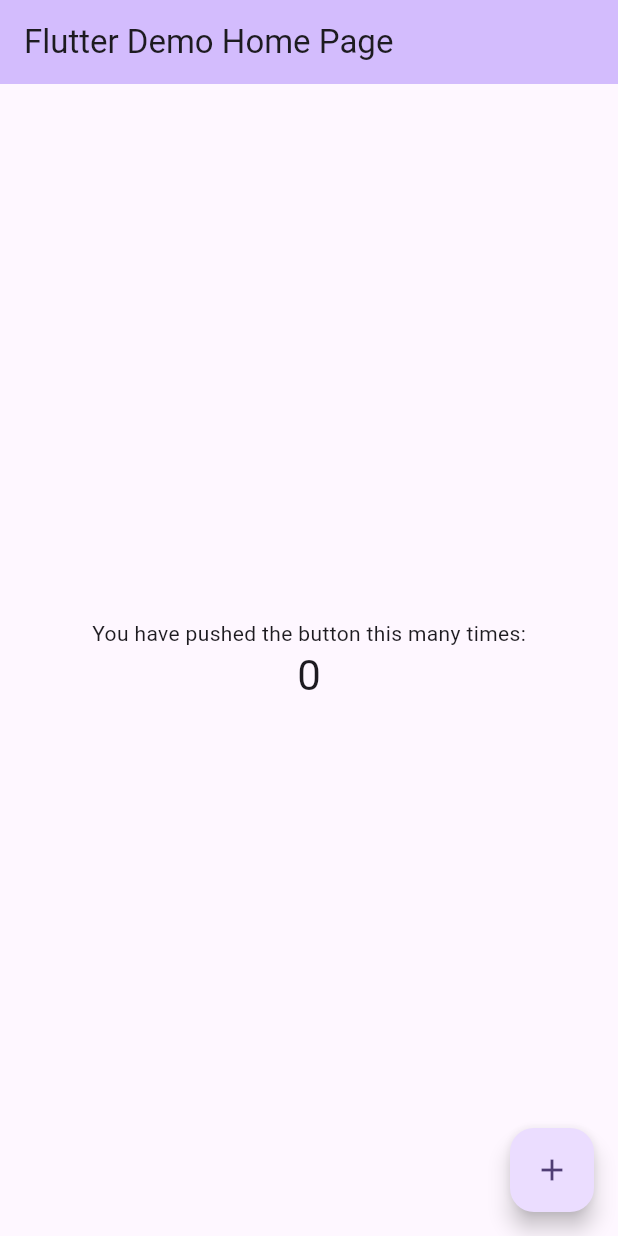
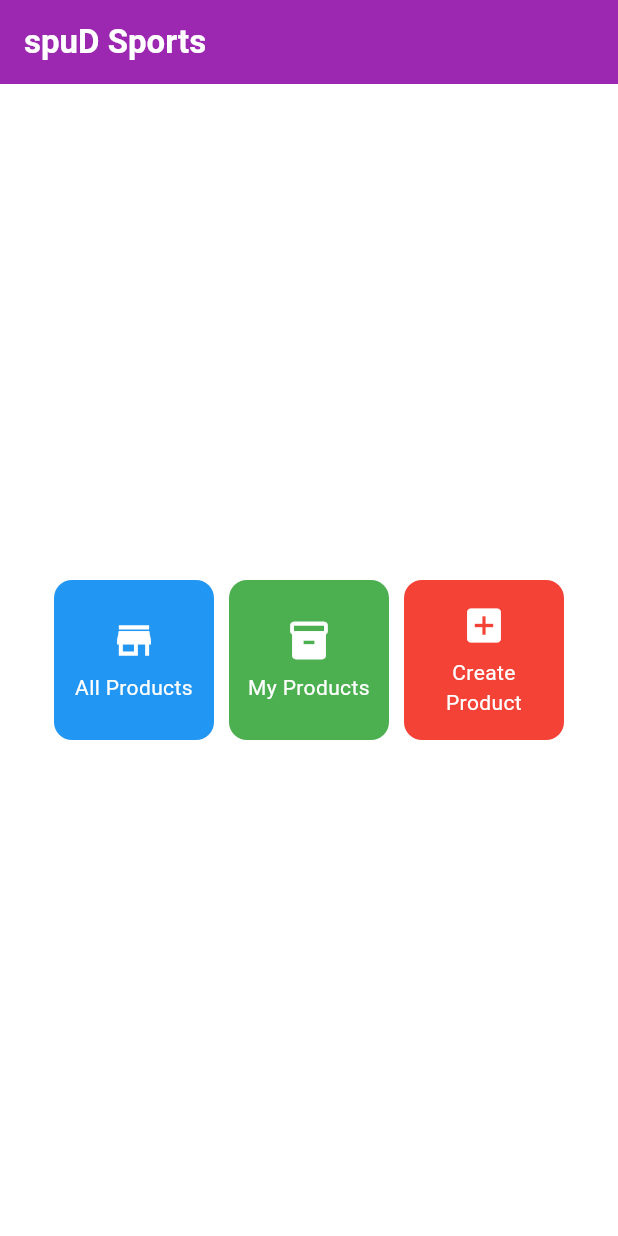
Before and after one commit to AmmarUI/spuD-sports-mobile, a Flutter app: the screen it shows after launch, on a phone screen of 412 x 824 dp. Run offline on Flutter 3.47's test engine with Material 3 defaults, Android fonts, the phone set to English and light mode, and no system bars.

Commit message:
start of project, finishing tugas, simple buttons

```diff
--- a/lib/main.dart
+++ b/lib/main.dart
@@ -1,4 +1,5 @@
 import 'package:flutter/material.dart';
+import 'package:spud_sports/menu.dart';
 
 void main() {
   runApp(const MyApp());
@@ -28,95 +29,10 @@
         //
         // This works for code too, not just values: Most code changes can be
         // tested with just a hot reload.
-        colorScheme: ColorScheme.fromSeed(seedColor: Colors.deepPurple),
+        colorScheme: ColorScheme.fromSwatch(primarySwatch: Colors.purple)
+            .copyWith(secondary: Colors.redAccent),
       ),
-      home: const MyHomePage(title: 'Flutter Demo Home Page'),
+      home: MyHomePage(),
     );
   }
 }
-
-class MyHomePage extends StatefulWidget {
-  const MyHomePage({super.key, required this.title});
-
-  // This widget is the home page of your application. It is stateful, meaning
-  // that it has a State object (defined below) that contains fields that affect
-  // how it looks.
-
-  // This class is the configuration for the state. It holds the values (in this
-  // case the title) provided by the parent (in this case the App widget) and
-  // used by the build method of the State. Fields in a Widget subclass are
-  // always marked "final".
-
-  final String title;
-
-  @override
-  State<MyHomePage> createState() => _MyHomePageState();
-}
-
-class _MyHomePageState extends State<MyHomePage> {
-  int _counter = 0;
-
-  void _incrementCounter() {
-    setState(() {
-      // This call to setState tells the Flutter framework that something has
-      // changed in this State, which causes it to rerun the build method below
-      // so that the display can reflect the updated values. If we changed
-      // _counter without calling setState(), then the build method would not be
-      // called again, and so nothing would appear to happen.
-      _counter++;
-    });
-  }
-
-  @override
-  Widget build(BuildContext context) {
-    // This method is rerun every time setState is called, for instance as done
-    // by the _incrementCounter method above.
-    //
-    // The Flutter framework has been optimized to make rerunning build methods
-    // fast, so that you can just rebuild anything that needs updating rather
-    // than having to individually change instances of widgets.
-    return Scaffold(
-      appBar: AppBar(
-        // TRY THIS: Try changing the color here to a specific color (to
-        // Colors.amber, perhaps?) and trigger a hot reload to see the AppBar
-        // change color while the other colors stay the same.
-        backgroundColor: Theme.of(context).colorScheme.inversePrimary,
-        // Here we take the value from the MyHomePage object that was created by
-        // the App.build method, and use it to set our appbar title.
-        title: Text(widget.title),
-      ),
-      body: Center(
-        // Center is a layout widget. It takes a single child and positions it
-        // in the middle of the parent.
-        child: Column(
-          // Column is also a layout widget. It takes a list of children and
-          // arranges them vertically. By default, it sizes itself to fit its
-          // children horizontally, and tries to be as tall as its parent.
-          //
-          // Column has various properties to control how it sizes itself and
-          // how it positions its children. Here we use mainAxisAlignment to
-          // center the children vertically; the main axis here is the vertical
-          // axis because Columns are vertical (the cross axis would be
-          // horizontal).
-          //
-          // TRY THIS: Invoke "debug painting" (choose the "Toggle Debug Paint"
-          // action in the IDE, or press "p" in the console), to see the
-          // wireframe for each widget.
-          mainAxisAlignment: MainAxisAlignment.center,
-          children: <Widget>[
-            const Text('You have pushed the button this many times:'),
-            Text(
-              '$_counter',
-              style: Theme.of(context).textTheme.headlineMedium,
-            ),
-          ],
-        ),
-      ),
-      floatingActionButton: FloatingActionButton(
-        onPressed: _incrementCounter,
-        tooltip: 'Increment',
-        child: const Icon(Icons.add),
-      ), // This trailing comma makes auto-formatting nicer for build methods.
-    );
-  }
-}
--- /dev/null
+++ b/lib/menu.dart
@@ -0,0 +1,84 @@
+import 'package:flutter/material.dart';
+
+class ItemHomepage {
+  final String name;
+  final IconData icon;
+  final Color color;
+  ItemHomepage(this.name, this.icon, this.color);
+}
+
+class MyHomePage extends StatelessWidget {
+  MyHomePage({super.key});
+
+  final List<ItemHomepage> items = [
+    ItemHomepage("All Products", Icons.store, Colors.blue),
+    ItemHomepage("My Products", Icons.inventory, Colors.green),
+    ItemHomepage("Create Product", Icons.add_box, Colors.red),
+  ];
+
+  @override
+  Widget build(BuildContext context) {
+    return Scaffold(
+      appBar: AppBar(
+        title: const Text(
+          'spuD Sports',
+          style: TextStyle(color: Colors.white, fontWeight: FontWeight.bold),
+        ),
+        backgroundColor: Theme.of(context).colorScheme.primary,
+      ),
+      body: Padding(
+        padding: const EdgeInsets.all(16.0),
+        child: Center(
+          //3 column grid
+          child: GridView.count(
+            primary: true,
+            padding: const EdgeInsets.all(20),
+            crossAxisSpacing: 10,
+            mainAxisSpacing: 10,
+            crossAxisCount: 3,
+            shrinkWrap: true,
+            children: items.map((item) => ItemCard(item)).toList(),
+          ),
+        ),
+      ),
+    );
+  }
+}
+
+class ItemCard extends StatelessWidget {
+  final ItemHomepage item;
+  const ItemCard(this.item, {super.key});
+
+  @override
+  Widget build(BuildContext context) {
+    return Material(
+      color: item.color,
+      borderRadius: BorderRadius.circular(12),
+      child: InkWell(
+        onTap: () {
+          String message = "Kamu telah menekan tombol ${item.name}";
+          ScaffoldMessenger.of(context)
+            ..hideCurrentSnackBar()
+            ..showSnackBar(SnackBar(content: Text(message)));
+        },
+        child: Container(
+          padding: const EdgeInsets.all(8),
+          child: Center(
+            child: Column(
+              mainAxisAlignment: MainAxisAlignment.center,
+              children: [
+                Icon(item.icon, color: Colors.white, size: 30.0),
+                const SizedBox(height: 6),
+                Text(
+                  item.name,
+                  textAlign: TextAlign.center,
+                  style: const TextStyle(color: Colors.white),
+                ),
+              ],
+            ),
+          ),
+        ),
+      ),
+    );
+  }
+}
```
Also changed, not shown: 1 other file.
